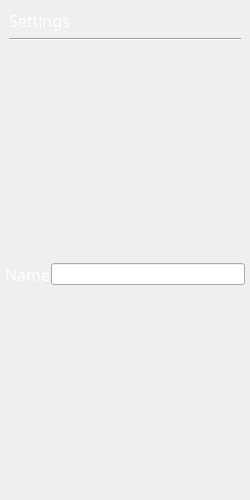
Old version of the form ui/la_settings.ui in the repository analogdevicesinc/scopy.
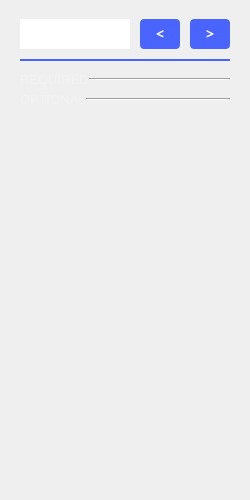
New version of the form. Icons and pictures are not drawn.

Commit message: Logic Analyzer: Add 'next' and 'previous' buttons to change highlight between channels and change appearance.

```diff
--- a/ui/la_settings.ui
+++ b/ui/la_settings.ui
@@ -21,112 +21,144 @@
   </property>
   <property name="styleSheet">
    <string notr="true">
-QComboBox
-{
-  height: 19px;
-
-  border: 0px;
-  border-bottom: 1px solid rgba(255, 255, 255, 102);
-  font-family: ArialMT;
-  font-size: 16px;
-  font-weight: normal;
-  font-style: normal;
-  text-align: left;
-  color: #ffffff;
-/*background-color:green;*/
-
-}
-QComboBox::drop-down
-{
-  subcontrol-position: center right;
-  width: 10px;
-  height: 6px;
-  border-image: url(:/icons/sba_cmb_box_arrow.svg);
-  font-family: ArialMT;
-  font-size: 16px;
-  font-weight: normal;
-  font-style: normal;
-  text-align: left;
-  color: #e0e0e0;
-}
-QComboBox QAbstractItemView {
-  border: 0px;
-  selection-background-color: rgba(25, 25, 25);
-  outline: 0px;
-}
-QComboBox:disabled
-{
-  color: rgb(85, 85, 85);
-}
-
-/* Color of the selected list item. */
-QComboBox::item:selected {
-  font-family: ArialMT;
-  font-size: 16px;
-  font-weight: normal;
-  font-style: normal;
-  text-align: left;
-  color: #ffffff;
-  border-bottom: 1px solid rgba(255, 255, 255, 102);
- 
-}
-/* Indicator will shine through the label text if you don't make it hidden. */
-QComboBox::indicator{
-    background-color:transparent;
-    selection-background-color:transparent;
-    color:transparent;
-    selection-color:transparent;
-}
-
-QLabel
-{  
-  font-family: ArialMT;
-  font-size: 16px;
-  font-weight: normal;
-  font-style: normal;
-  text-align: left;
-  color: #ffffff;
-  border: 0px solid red;
-  margin:0px;
-  padding:0px;
-}
-
 QLabel:disabled
 {
 	color:rgb(85,85,85);
-}</string>
+}
+
+QLineEdit {
+  height: 20px;
+  width: 50px;
+  color: white;
+  font-size: 14px;
+font-family: Arial;
+font-weight:bold;
+border:0px;
+  border-bottom: 1px solid rgba(255, 255, 255, 102);
+}
+</string>
   </property>
   <layout class="QVBoxLayout" name="verticalLayout_1">
    <property name="spacing">
     <number>0</number>
    </property>
    <property name="leftMargin">
-    <number>0</number>
+    <number>20</number>
    </property>
    <property name="topMargin">
-    <number>0</number>
+    <number>10</number>
    </property>
    <property name="rightMargin">
-    <number>0</number>
+    <number>20</number>
    </property>
    <property name="bottomMargin">
     <number>0</number>
    </property>
    <item>
     <widget class="QWidget" name="headerWidget" native="true">
+     <property name="styleSheet">
+      <string notr="true">QPushButton{
+  width: 40px;
+  height: 30px;
+  border-radius: 4px;
+  background-color: #4a64ff;
+  font-family: ArialMT;
+  font-size: 14px;
+  font-weight: bold;
+  font-style: normal;
+  text-align: center;
+  color: #ffffff;
+}
+
+
+QPushButton:hover
+{
+	 background-color: #4a34ff;
+}
+</string>
+     </property>
      <layout class="QVBoxLayout" name="verticalLayout">
+      <property name="spacing">
+       <number>10</number>
+      </property>
+      <property name="leftMargin">
+       <number>0</number>
+      </property>
+      <property name="rightMargin">
+       <number>0</number>
+      </property>
+      <property name="bottomMargin">
+       <number>10</number>
+      </property>
       <item>
-       <widget class="QLabel" name="labelType">
-        <property name="styleSheet">
-         <string notr="true"/>
+       <layout class="QHBoxLayout" name="horizontalLayout_2">
+        <property name="topMargin">
+         <number>0</number>
         </property>
-        <property name="text">
-         <string>Settings</string>
+        <property name="bottomMargin">
+         <number>0</number>
         </property>
-       </widget>
+        <item>
+         <widget class="QLineEdit" name="nameLineEdit">
+          <property name="sizePolicy">
+           <sizepolicy hsizetype="Preferred" vsizetype="Minimum">
+            <horstretch>0</horstretch>
+            <verstretch>0</verstretch>
+           </sizepolicy>
+          </property>
+          <property name="styleSheet">
+           <string notr="true"/>
+          </property>
+          <property name="alignment">
+           <set>Qt::AlignLeading|Qt::AlignLeft|Qt::AlignVCenter</set>
+          </property>
+          <property name="clearButtonEnabled">
+           <bool>false</bool>
+          </property>
+         </widget>
+        </item>
+        <item>
+         <widget class="QPushButton" name="btnPrevious">
+          <property name="sizePolicy">
+           <sizepolicy hsizetype="Maximum" vsizetype="Maximum">
+            <horstretch>0</horstretch>
+            <verstretch>0</verstretch>
+           </sizepolicy>
+          </property>
+          <property name="text">
+           <string>&lt;</string>
+          </property>
+         </widget>
+        </item>
+        <item>
+         <widget class="QPushButton" name="btnNext">
+          <property name="sizePolicy">
+           <sizepolicy hsizetype="Maximum" vsizetype="Maximum">
+            <horstretch>0</horstretch>
+            <verstretch>0</verstretch>
+           </sizepolicy>
+          </property>
+          <property name="styleSheet">
+           <string notr="true"/>
+          </property>
+          <property name="text">
+           <string>&gt;</string>
+          </property>
+         </widget>
+        </item>
+       </layout>
       </item>
       <item>
        <widget class="Line" name="line">
+        <property name="styleSheet">
+         <string notr="true">color: #4A64FF;</string>
+        </property>
+        <property name="frameShadow">
+         <enum>QFrame::Plain</enum>
+        </property>
+        <property name="lineWidth">
+         <number>2</number>
+        </property>
         <property name="orientation">
          <enum>Qt::Horizontal</enum>
         </property>
@@ -175,8 +207,8 @@
        <rect>
         <x>0</x>
         <y>0</y>
-        <width>250</width>
-        <height>454</height>
+        <width>210</width>
+        <height>426</height>
        </rect>
       </property>
       <property name="sizePolicy">
@@ -186,11 +218,73 @@
        </sizepolicy>
       </property>
       <property name="styleSheet">
-       <string notr="true"/>
+       <string notr="true">QLabel {
+opacity: 0.2;
+font-family: Arial;
+font-size: 13px;
+line-height: 14px;
+color:red;/* rgba(255,255,255,50);*/
+} 
+
+QComboBox
+{
+  height: 19px;
+  border: 0px;
+  border-bottom: 1px solid rgba(255, 255, 255, 102);
+  font-family: ArialMT;
+  font-size: 16px;
+  font-weight: normal;
+  font-style: normal;
+  text-align: right;
+  color: #ffffff;
+
+}
+QComboBox::drop-down
+{
+  subcontrol-position: center right;
+  width: 10px;
+  height: 6px;
+  border-image: url(:/icons/sba_cmb_box_arrow.svg);
+  font-family: ArialMT;
+  font-size: 16px;
+  font-weight: normal;
+  font-style: normal;
+  text-align: right;
+  color: #e0e0e0;
+}
+QComboBox QAbstractItemView {
+  border: 0px;
+  selection-background-color: rgba(25, 25, 25);
+  outline: 0px;
+}
+QComboBox:disabled
+{
+  color: rgb(85, 85, 85);
+}
+
+/* Color of the selected list item. */
+QComboBox::item:selected {
+  font-family: ArialMT;
+  font-size: 16px;
+  font-weight: normal;
+  font-style: normal;
+  text-align: right;
+  color: #ffffff;
+  border-bottom: 1px solid rgba(255, 255, 255, 102);
+ 
+}
+/* Indicator will shine through the label text if you don't make it hidden. */ 
+QComboBox::indicator{
+    background-color:transparent;
+    selection-background-color:transparent;
+    color:transparent;
+    selection-color:transparent;
+}
+</string>
       </property>
       <layout class="QVBoxLayout" name="scrollAreaWidgetLayout">
        <property name="spacing">
-        <number>0</number>
+        <number>5</number>
        </property>
        <property name="leftMargin">
         <number>0</number>
@@ -205,43 +299,158 @@
         <number>0</number>
        </property>
        <item>
-        <layout class="QHBoxLayout" name="horizontalLayout">
-         <property name="leftMargin">
-          <number>5</number>
+        <widget class="QWidget" name="requiredChn" native="true">
+         <layout class="QHBoxLayout" name="horizontalLayout_3">
+          <property name="spacing">
+           <number>0</number>
+          </property>
+          <property name="leftMargin">
+           <number>0</number>
+          </property>
+          <property name="topMargin">
+           <number>0</number>
+          </property>
+          <property name="rightMargin">
+           <number>0</number>
+          </property>
+          <property name="bottomMargin">
+           <number>0</number>
+          </property>
+          <item>
+           <layout class="QHBoxLayout" name="requiredChnLayout">
+            <property name="spacing">
+             <number>0</number>
+            </property>
+            <property name="topMargin">
+             <number>0</number>
+            </property>
+            <item>
+             <widget class="QLabel" name="label_2">
+              <property name="sizePolicy">
+               <sizepolicy hsizetype="Maximum" vsizetype="Preferred">
+                <horstretch>0</horstretch>
+                <verstretch>0</verstretch>
+               </sizepolicy>
+              </property>
+              <property name="styleSheet">
+               <string notr="true">QLabel {
+opacity: 0.2;
+font-family: Arial;
+font-size: 13px;
+line-height: 14px;
+color: rgba(255,255,255,50);
+}</string>
+              </property>
+              <property name="text">
+               <string>REQUIRED</string>
+              </property>
+             </widget>
+            </item>
+            <item>
+             <widget class="Line" name="line_2">
+              <property name="sizePolicy">
+               <sizepolicy hsizetype="Minimum" vsizetype="Fixed">
+                <horstretch>0</horstretch>
+                <verstretch>0</verstretch>
+               </sizepolicy>
+              </property>
+              <property name="styleSheet">
+               <string notr="true">QFrame{
+	opacity: 0.1;
+  color: rgba(255,255,255,50);
+}</string>
+              </property>
+              <property name="frameShadow">
+               <enum>QFrame::Sunken</enum>
+              </property>
+              <property name="orientation">
+               <enum>Qt::Horizontal</enum>
+              </property>
+             </widget>
+            </item>
+           </layout>
+          </item>
+         </layout>
+        </widget>
+       </item>
+       <item>
+        <widget class="QWidget" name="optionalChn" native="true">
+         <layout class="QHBoxLayout" name="horizontalLayout">
+          <property name="spacing">
+           <number>0</number>
+          </property>
+          <property name="leftMargin">
+           <number>0</number>
+          </property>
+          <property name="topMargin">
+           <number>0</number>
+          </property>
+          <property name="rightMargin">
+           <number>0</number>
+          </property>
+          <property name="bottomMargin">
+           <number>0</number>
+          </property>
+          <item>
+           <layout class="QHBoxLayout" name="optionalChnLayout">
+            <property name="spacing">
+             <number>0</number>
+            </property>
+            <property name="topMargin">
+             <number>0</number>
+            </property>
+            <item>
+             <widget class="QLabel" name="label_4">
+              <property name="sizePolicy">
+               <sizepolicy hsizetype="Maximum" vsizetype="Preferred">
+                <horstretch>0</horstretch>
+                <verstretch>0</verstretch>
+               </sizepolicy>
+              </property>
+              <property name="styleSheet">
+               <string notr="true">QLabel {
+opacity: 0.2;
+font-family: Arial;
+font-size: 13px;
+line-height: 14px;
+color: rgba(255,255,255,50);
+}</string>
+              </property>
+              <property name="text">
+               <string>OPTIONAL</string>
+              </property>
+             </widget>
+            </item>
+            <item>
+             <widget class="Line" name="line_4">
+              <property name="styleSheet">
+               <string notr="true">QFrame{
+	opacity: 0.1;
+  color: rgba(255,255,255,50);
+}</string>
+              </property>
+              <property name="orientation">
+               <enum>Qt::Horizontal</enum>
+              </property>
+             </widget>
+            </item>
+           </layout>
+          </item>
+         </layout>
+        </widget>
+       </item>
+       <item>
+        <spacer name="verticalSpacer">
+         <property name="orientation">
+          <enum>Qt::Vertical</enum>
          </property>
-         <property name="rightMargin">
-          <number>5</number>
+         <property name="sizeHint" stdset="0">
+          <size>
+           <width>20</width>
+           <height>40</height>
+          </size>
          </property>
-         <item>
-          <widget class="QLabel" name="label">
-           <property name="sizePolicy">
-            <sizepolicy hsizetype="Maximum" vsizetype="Preferred">
-             <horstretch>0</horstretch>
-             <verstretch>0</verstretch>
-            </sizepolicy>
-           </property>
-           <property name="text">
-            <string>Name</string>
-           </property>
-          </widget>
-         </item>
-         <item>
-          <widget class="QLineEdit" name="nameLineEdit">
-           <property name="sizePolicy">
-            <sizepolicy hsizetype="Preferred" vsizetype="Fixed">
-             <horstretch>0</horstretch>
-             <verstretch>0</verstretch>
-            </sizepolicy>
-           </property>
-           <property name="styleSheet">
-            <string notr="true"/>
-           </property>
-           <property name="alignment">
-            <set>Qt::AlignCenter</set>
-           </property>
-          </widget>
-         </item>
-        </layout>
+        </spacer>
        </item>
       </layout>
      </widget>
```
The commit also changes 4 other files.
